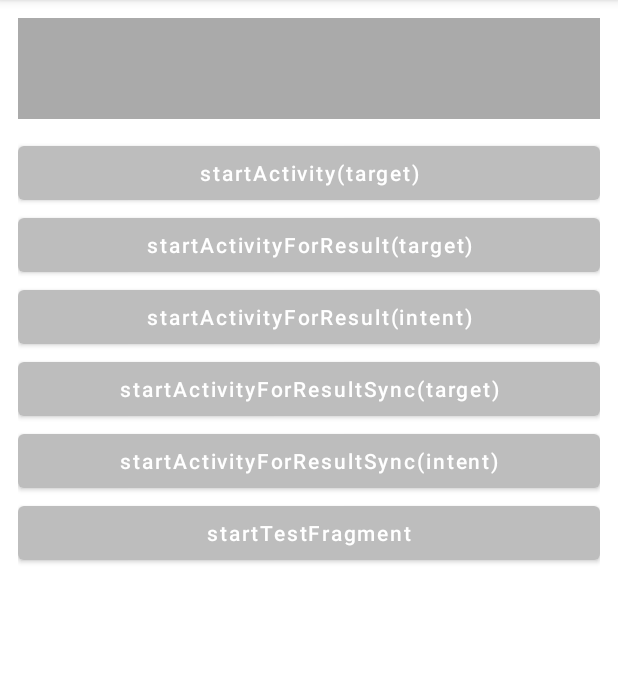
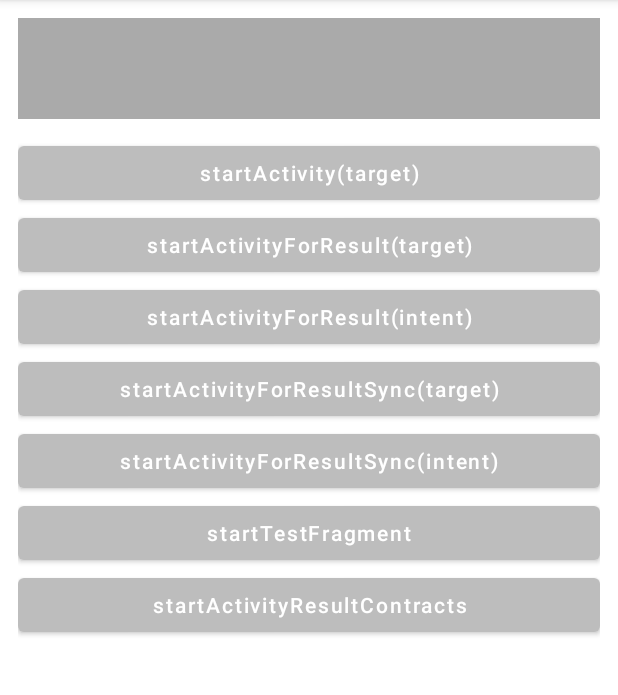
Before and after one commit to TxcA/ManageStartActivity, an Android app: the screen it shows after launch (MainActivity), on a phone screen of 412 x 824 dp, the part 84-779 px from its top. Run offline under Robolectric (Android 15) with nearby library versions, the phone set to English and light mode, and no system bars.

Commit message:
更新sample style

```diff
--- a/app/src/main/AndroidManifest.xml
+++ b/app/src/main/AndroidManifest.xml
@@ -1,6 +1,14 @@
 <?xml version="1.0" encoding="utf-8"?>
 <manifest xmlns:android="http://schemas.android.com/apk/res/android"
     package="com.itxca.sample.msa">
+
+    <!--
+        权限均为[ActivityResultContractsActivity]示例ActivityResultContracts使用
+        ManageStartActivity sample 运行时不需要权限
+     -->
+    <uses-permission android:name="android.permission.READ_PHONE_STATE" />
+    <uses-permission android:name="android.permission.ACCESS_FINE_LOCATION" />
+    <uses-permission android:name="android.permission.READ_EXTERNAL_STORAGE" />
 
     <application
         android:allowBackup="false"
@@ -9,6 +17,7 @@
         android:roundIcon="@mipmap/logo"
         android:supportsRtl="true"
         android:theme="@style/Theme.ManageStartActivity">
+
         <activity android:name=".MainActivity">
             <intent-filter>
                 <action android:name="android.intent.action.MAIN" />
@@ -16,8 +25,10 @@
                 <category android:name="android.intent.category.LAUNCHER" />
             </intent-filter>
         </activity>
+
         <activity android:name=".SecondActivity" />
         <activity android:name=".FragmentActivity" />
+        <activity android:name=".ActivityResultContractsActivity" />
+        <activity android:name=".ContractActivity" />
     </application>
-
 </manifest>
--- a/app/src/main/java/com/itxca/sample/msa/FragmentActivity.kt
+++ b/app/src/main/java/com/itxca/sample/msa/FragmentActivity.kt
@@ -23,7 +23,6 @@ class FragmentActivity : BaseActivity() {
     override fun onCreate(savedInstanceState: Bundle?) {
         super.onCreate(savedInstanceState)
         setContentView(viewBinding.root)
-
         title = this::class.java.simpleName
 
         viewBinding.viewPager.adapter = FragmentAdapter(
--- a/app/src/main/java/com/itxca/sample/msa/SecondActivity.kt
+++ b/app/src/main/java/com/itxca/sample/msa/SecondActivity.kt
@@ -25,7 +25,6 @@ class SecondActivity : BaseActivity() {
     override fun onCreate(savedInstanceState: Bundle?) {
         super.onCreate(savedInstanceState)
         setContentView(viewBinding.root)
-
         title = this::class.java.simpleName
 
         viewBinding.finish.setOnClickListener(::finish)
--- a/app/src/main/res/layout/activity_main.xml
+++ b/app/src/main/res/layout/activity_main.xml
@@ -2,7 +2,7 @@
 <LinearLayout xmlns:android="http://schemas.android.com/apk/res/android"
     xmlns:tools="http://schemas.android.com/tools"
     android:layout_width="match_parent"
-    android:layout_height="wrap_content"
+    android:layout_height="match_parent"
     android:orientation="vertical"
     android:paddingStart="12dp"
     android:paddingEnd="12dp"
@@ -21,43 +21,36 @@
 
     <Button
         android:id="@+id/start_activity_target"
-        android:layout_width="match_parent"
-        android:layout_height="wrap_content"
-        android:text="startActivity(target)"
-        android:textAllCaps="false" />
+        style="@style/mas_button"
+        android:text="startActivity(target)" />
 
     <Button
         android:id="@+id/start_activity_for_result_target"
-        android:layout_width="match_parent"
-        android:layout_height="wrap_content"
-        android:text="startActivityForResult(target)"
-        android:textAllCaps="false" />
+        style="@style/mas_button"
+        android:text="startActivityForResult(target)" />
 
     <Button
         android:id="@+id/start_activity_for_result_intent"
-        android:layout_width="match_parent"
-        android:layout_height="wrap_content"
-        android:text="startActivityForResult(intent)"
-        android:textAllCaps="false" />
+        style="@style/mas_button"
+        android:text="startActivityForResult(intent)" />
 
     <Button
         android:id="@+id/start_activity_for_result_sync_target"
-        android:layout_width="match_parent"
-        android:layout_height="wrap_content"
-        android:text="startActivityForResultSync(target)"
-        android:textAllCaps="false" />
+        style="@style/mas_button"
+        android:text="startActivityForResultSync(target)" />
 
     <Button
         android:id="@+id/start_activity_for_result_sync_intent"
-        android:layout_width="match_parent"
-        android:layout_height="wrap_content"
-        android:text="startActivityForResultSync(intent)"
-        android:textAllCaps="false" />
+        style="@style/mas_button"
+        android:text="startActivityForResultSync(intent)" />
 
     <Button
         android:id="@+id/start_test_fragment"
-        android:layout_width="match_parent"
-        android:layout_height="wrap_content"
-        android:text="startTestFragment"
-        android:textAllCaps="false" />
+        style="@style/mas_button"
+        android:text="startTestFragment" />
+
+    <Button
+        android:id="@+id/start_activity_result_contracts"
+        style="@style/mas_button"
+        android:text="startActivityResultContracts" />
 </LinearLayout>
--- /dev/null
+++ b/app/src/main/res/values/styles.xml
@@ -0,0 +1,8 @@
+<?xml version="1.0" encoding="utf-8"?>
+<resources>
+    <style name="mas_button">
+        <item name="android:layout_width">match_parent</item>
+        <item name="android:layout_height">wrap_content</item>
+        <item name="android:textAllCaps">false</item>
+    </style>
+</resources>
```
Also changed, not shown: app/src/main/res/mipmap-xhdpi/logo.png.
